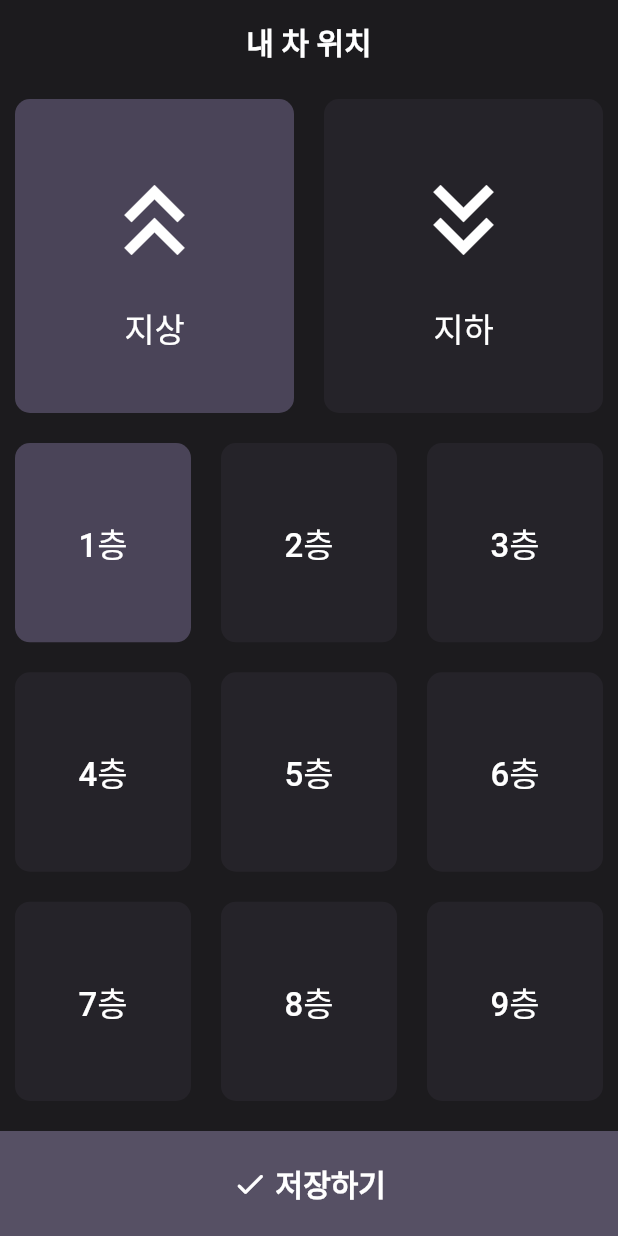
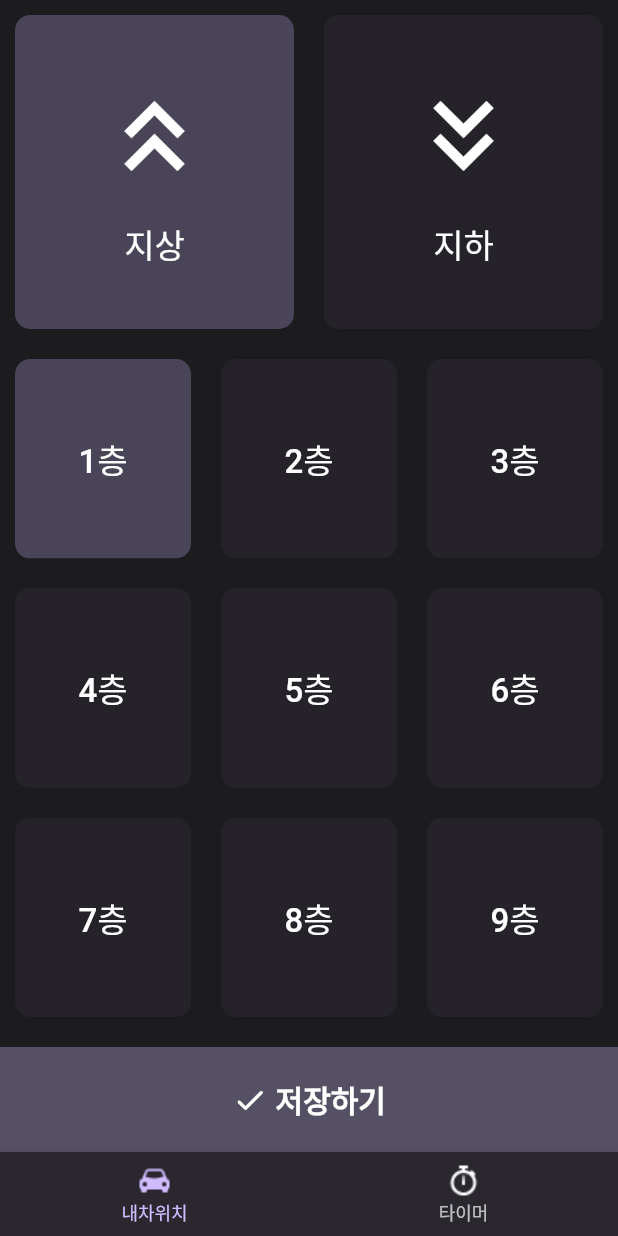
Before and after one commit to HyojunK/where_is_my_car, a Flutter app: the screen it shows after launch, on a phone screen of 412 x 824 dp. Run offline on Flutter 3.47's test engine with Material 2 defaults, Android fonts, the phone set to English and light mode, and no system bars; our stand-ins replace equatable, fluttertoast, shared_preferences; Roboto replaces fonts that are missing (Pretendard).

Commit message:
Feat : BottomNavigationBar 추가
- BottomNavigationBar 위젯 추가
- BottomNavigationBar 관련 아이콘 추가
- BottomNavigationBar Provider 추가

```diff
--- a/lib/constants.dart
+++ b/lib/constants.dart
@@ -21,3 +21,6 @@ const TextStyle kIconButtonTextStyle = TextStyle(
 const kSaveSuccessMessage = '저장되었습니다';
 const kSaveFailMessage = '저장에 실패하였습니다';
 const kGetDataErrorMessage = '데이터를 가져오는 중 오류가 발생하였습니다';
+
+const kBottomNavBackgroundColor = Color(0xFF2A272F);
+const kBottomNavSelectedItemColor = Color(0xFFCFBCFF);
--- a/lib/main.dart
+++ b/lib/main.dart
@@ -1,6 +1,6 @@
 import 'package:flutter/material.dart';
-import 'package:where_is_my_car/pages/floor_page.dart';
-import 'package:where_is_my_car/providers/floor/floor_provider.dart';
+import 'package:where_is_my_car/pages/main_page.dart';
+import 'package:where_is_my_car/providers/providers.dart';
 import 'constants.dart';
 import 'package:flutter/services.dart';
 import 'package:provider/provider.dart';
@@ -21,7 +21,10 @@ class MyApp extends StatelessWidget {
       providers: [
         ChangeNotifierProvider<FloorProvider>(
           create: (context) => FloorProvider(),
-        )
+        ),
+        ChangeNotifierProvider<BottomNavigationProvider>(
+          create: (context) => BottomNavigationProvider(),
+        ),
       ],
       child: MaterialApp(
         debugShowCheckedModeBanner: false,
@@ -33,7 +36,7 @@ class MyApp extends StatelessWidget {
           ),
           textTheme: ThemeData.dark().textTheme.apply(fontFamily: 'Pretendard'),
         ),
-        home: const FloorPage(),
+        home: const MainPage(),
       ),
     );
   }
--- a/lib/pages/floor_page.dart
+++ b/lib/pages/floor_page.dart
@@ -1,6 +1,5 @@
 import 'package:flutter/material.dart';
 import 'package:provider/provider.dart';
-import 'package:where_is_my_car/constants.dart';
 import 'package:where_is_my_car/providers/floor/floor_provider.dart';
 import 'package:where_is_my_car/widgets/floor_buttons.dart';
 import 'package:where_is_my_car/widgets/floor_type_buttons.dart';
@@ -22,15 +21,15 @@ class _FloorPageState extends State<FloorPage> {
 
   @override
   Widget build(BuildContext context) {
-    return Scaffold(
-      appBar: AppBar(
-        title: const Text(
-          '내 차 위치',
-          style: kSaveButtonTextStyle,
-        ),
-        centerTitle: true,
-      ),
-      body: const Column(
+    return const Scaffold(
+      // appBar: AppBar(
+      //   title: const Text(
+      //     '내 차 위치',
+      //     style: kSaveButtonTextStyle,
+      //   ),
+      //   centerTitle: true,
+      // ),
+      body: Column(
         children: [
           FloorTypeButtons(),
           FloorButtons(),
--- /dev/null
+++ b/lib/pages/main_page.dart
@@ -0,0 +1,60 @@
+import 'package:flutter/material.dart';
+import 'package:provider/provider.dart';
+import 'package:where_is_my_car/pages/floor_page.dart';
+import 'package:where_is_my_car/pages/timer_page.dart';
+import 'package:where_is_my_car/providers/bottom_navigation/bottom_navigation_provider.dart';
+import 'package:where_is_my_car/constants.dart';
+
+class MainPage extends StatefulWidget {
+  const MainPage({super.key});
+
+  @override
+  State<MainPage> createState() => _MainPageState();
+}
+
+class _MainPageState extends State<MainPage> {
+  final List<Widget> _widgetList = <Widget>[
+    const FloorPage(),
+    const TimerPage(),
+  ];
+
+  @override
+  Widget build(BuildContext context) {
+    return SafeArea(
+      child: Scaffold(
+        body:
+            _widgetList[context.watch<BottomNavigationProvider>().state.index],
+        bottomNavigationBar: BottomNavigationBar(
+          backgroundColor: kBottomNavBackgroundColor,
+          selectedItemColor: kBottomNavSelectedItemColor,
+          selectedFontSize: 12.0,
+          items: [
+            BottomNavigationBarItem(
+              icon: Image.asset(
+                'assets/icons/car_icon.png',
+                color:
+                    context.watch<BottomNavigationProvider>().state.index == 0
+                        ? kBottomNavSelectedItemColor
+                        : Colors.white,
+              ),
+              label: '내차위치',
+            ),
+            BottomNavigationBarItem(
+              icon: Image.asset(
+                'assets/icons/timer_icon.png',
+                color:
+                    context.watch<BottomNavigationProvider>().state.index == 1
+                        ? kBottomNavSelectedItemColor
+                        : Colors.white,
+              ),
+              label: '타이머',
+            ),
+          ],
+          currentIndex: context.watch<BottomNavigationProvider>().state.index,
+          onTap: (selectedIndex) =>
+              context.read<BottomNavigationProvider>().update(selectedIndex),
+        ),
+      ),
+    );
+  }
+}
--- /dev/null
+++ b/lib/pages/timer_page.dart
@@ -0,0 +1,12 @@
+import 'package:flutter/material.dart';
+
+class TimerPage extends StatelessWidget {
+  const TimerPage({super.key});
+
+  @override
+  Widget build(BuildContext context) {
+    return const Center(
+      child: Text('Timer Page'),
+    );
+  }
+}
--- /dev/null
+++ b/lib/providers/bottom_navigation/bottom_navigation_provider.dart
@@ -0,0 +1,12 @@
+import 'package:flutter/material.dart';
+import 'package:where_is_my_car/providers/bottom_navigation/bottom_navigation_state.dart';
+
+class BottomNavigationProvider with ChangeNotifier {
+  BottomNavigationState _state = BottomNavigationState.initial();
+  BottomNavigationState get state => _state;
+
+  void update(int index) {
+    _state = _state.copyWith(index: index);
+    notifyListeners();
+  }
+}
--- /dev/null
+++ b/lib/providers/bottom_navigation/bottom_navigation_state.dart
@@ -0,0 +1,25 @@
+import 'package:equatable/equatable.dart';
+
+class BottomNavigationState extends Equatable {
+  final int index;
+  const BottomNavigationState({
+    required this.index,
+  });
+
+  factory BottomNavigationState.initial() =>
+      const BottomNavigationState(index: 0);
+
+  @override
+  List<Object> get props => [index];
+
+  @override
+  bool get stringify => true;
+
+  BottomNavigationState copyWith({
+    int? index,
+  }) {
+    return BottomNavigationState(
+      index: index ?? this.index,
+    );
+  }
+}
--- a/lib/providers/providers.dart
+++ b/lib/providers/providers.dart
@@ -1 +1,2 @@
 export 'package:where_is_my_car/providers/floor/floor_provider.dart';
+export 'package:where_is_my_car/providers/bottom_navigation/bottom_navigation_provider.dart';
--- a/pubspec.yaml
+++ b/pubspec.yaml
@@ -2,12 +2,12 @@ name: where_is_my_car
 description: Application that stores where the car is parked
 # The following line prevents the package from being accidentally published to
 # pub.dev using `flutter pub publish`. This is preferred for private packages.
-publish_to: 'none' # Remove this line if you wish to publish to pub.dev
+publish_to: "none" # Remove this line if you wish to publish to pub.dev
 
 version: 1.0.0+1
 
 environment:
-  sdk: '>=3.0.0-378.0.dev <4.0.0'
+  sdk: ">=3.0.0-378.0.dev <4.0.0"
 
 dependencies:
   flutter:
@@ -28,11 +28,11 @@ dev_dependencies:
   flutter_lints: ^2.0.0
 
 flutter:
-
   uses-material-design: true
 
   assets:
     - assets/images/
+    - assets/icons/
   #   - images/a_dot_ham.jpeg
 
   fonts:
```
Also changed, not shown: assets/icons/car_icon.png (added), assets/icons/timer_icon.png (added).
